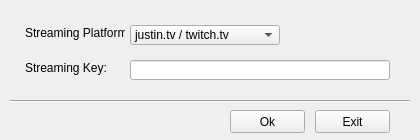
Old version of the form platformselectionwindow.ui in the repository M0dM/StreaMe.
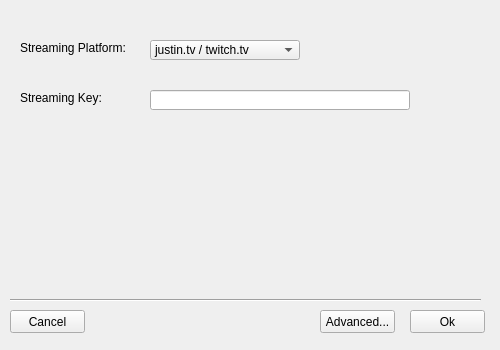
New version of the form.

Patch:
```diff
--- a/platformselectionwindow.ui
+++ b/platformselectionwindow.ui
@@ -6,8 +6,8 @@
    <rect>
     <x>0</x>
     <y>0</y>
-    <width>420</width>
-    <height>140</height>
+    <width>500</width>
+    <height>350</height>
    </rect>
   </property>
   <property name="windowTitle">
@@ -16,9 +16,9 @@
   <widget class="QLabel" name="streamPlatformLabel">
    <property name="geometry">
     <rect>
-     <x>25</x>
-     <y>25</y>
-     <width>100</width>
+     <x>20</x>
+     <y>40</y>
+     <width>121</width>
      <height>16</height>
     </rect>
    </property>
@@ -29,8 +29,8 @@
   <widget class="QComboBox" name="comboBox">
    <property name="geometry">
     <rect>
-     <x>130</x>
-     <y>25</y>
+     <x>150</x>
+     <y>40</y>
      <width>150</width>
      <height>20</height>
     </rect>
@@ -49,9 +49,9 @@
   <widget class="QLabel" name="streamKeyLabel">
    <property name="geometry">
     <rect>
-     <x>25</x>
-     <y>60</y>
-     <width>100</width>
+     <x>20</x>
+     <y>90</y>
+     <width>111</width>
      <height>16</height>
     </rect>
    </property>
@@ -62,8 +62,8 @@
   <widget class="QLineEdit" name="streamKeylineEdit">
    <property name="geometry">
     <rect>
-     <x>130</x>
-     <y>60</y>
+     <x>150</x>
+     <y>90</y>
      <width>260</width>
      <height>20</height>
     </rect>
@@ -72,21 +72,8 @@
   <widget class="QPushButton" name="exitPushButton">
    <property name="geometry">
     <rect>
-     <x>315</x>
-     <y>110</y>
-     <width>75</width>
-     <height>23</height>
-    </rect>
-   </property>
-   <property name="text">
-    <string>Exit</string>
-   </property>
-  </widget>
-  <widget class="QPushButton" name="okPushButton">
-   <property name="geometry">
-    <rect>
-     <x>230</x>
-     <y>110</y>
+     <x>410</x>
+     <y>310</y>
      <width>75</width>
      <height>23</height>
     </rect>
@@ -95,19 +82,45 @@
     <string>Ok</string>
    </property>
   </widget>
+  <widget class="QPushButton" name="advancedButton">
+   <property name="geometry">
+    <rect>
+     <x>320</x>
+     <y>310</y>
+     <width>75</width>
+     <height>23</height>
+    </rect>
+   </property>
+   <property name="text">
+    <string>Advanced...</string>
+   </property>
+  </widget>
   <widget class="Line" name="line">
    <property name="geometry">
     <rect>
      <x>10</x>
-     <y>100</y>
-     <width>400</width>
-     <height>3</height>
+     <y>290</y>
+     <width>471</width>
+     <height>21</height>
     </rect>
    </property>
    <property name="orientation">
     <enum>Qt::Horizontal</enum>
    </property>
   </widget>
+  <widget class="QPushButton" name="cancelButton">
+   <property name="geometry">
+    <rect>
+     <x>10</x>
+     <y>310</y>
+     <width>75</width>
+     <height>23</height>
+    </rect>
+   </property>
+   <property name="text">
+    <string>Cancel</string>
+   </property>
+  </widget>
  </widget>
  <resources/>
  <connections/>
```
Left out of the diff: 2 changed lines with no effect on the pictures.
